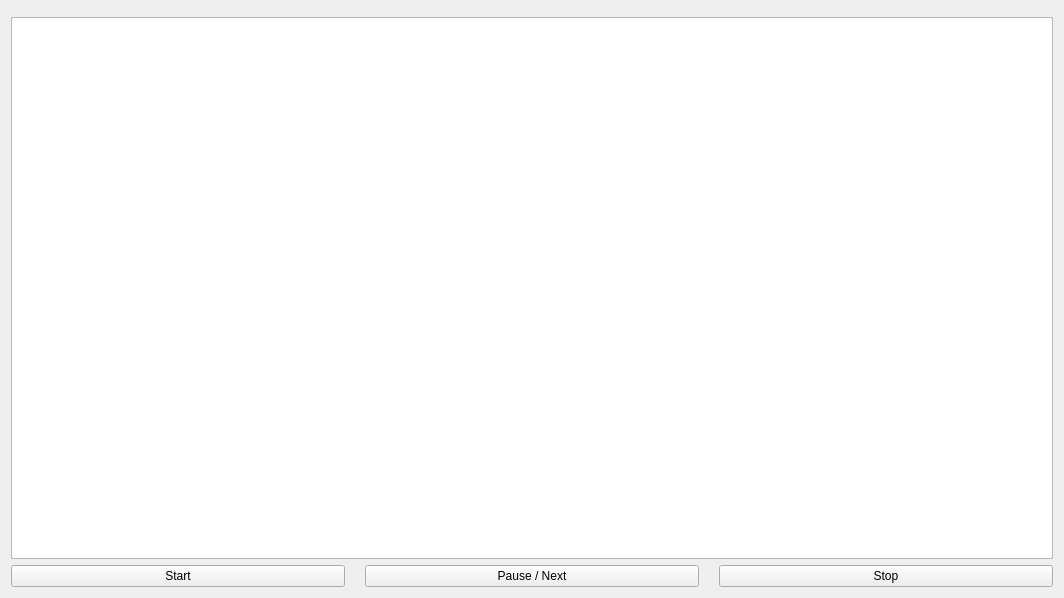
Before: the Qt Designer form mainwindow.ui in Gleky/Artemetr, drawn with Qt 5.
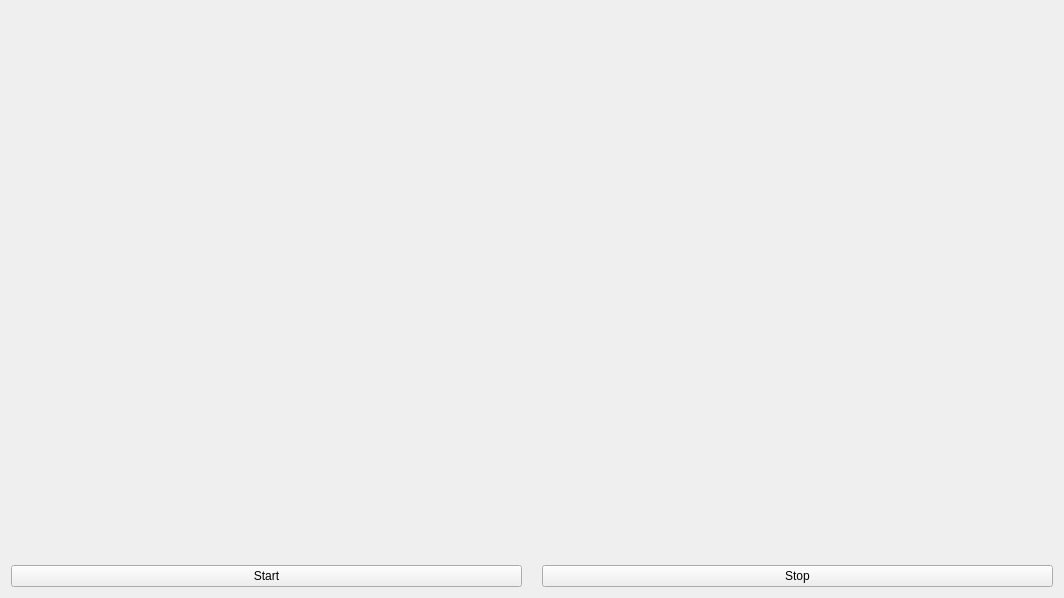
After: the same form once the commit is applied.

```diff
--- a/mainwindow.ui
+++ b/mainwindow.ui
@@ -45,13 +45,6 @@
         </property>
        </widget>
       </item>
-      <item>
-       <widget class="QPushButton" name="pushButtonPause">
-        <property name="text">
-         <string>Pause / Next</string>
-        </property>
-       </widget>
-      </item>
       <item>
        <widget class="QPushButton" name="pushButtonStop">
         <property name="text">
@@ -65,17 +58,17 @@
      <layout class="QVBoxLayout" name="frameCameraPos"/>
     </item>
     <item row="1" column="1">
-     <widget class="QTextEdit" name="textEdit">
-      <property name="sizePolicy">
-       <sizepolicy hsizetype="Preferred" vsizetype="Expanding">
-        <horstretch>0</horstretch>
-        <verstretch>0</verstretch>
-       </sizepolicy>
+     <spacer name="verticalSpacer">
+      <property name="orientation">
+       <enum>Qt::Vertical</enum>
       </property>
-     </widget>
-    </item>
-    <item row="0" column="0" rowspan="3">
-     <layout class="QVBoxLayout" name="frameCameraView"/>
+      <property name="sizeHint" stdset="0">
+       <size>
+        <width>20</width>
+        <height>40</height>
+       </size>
+      </property>
+     </spacer>
     </item>
    </layout>
   </widget>
```
Left out of the diff: 3 changed lines with no effect on the pictures.
